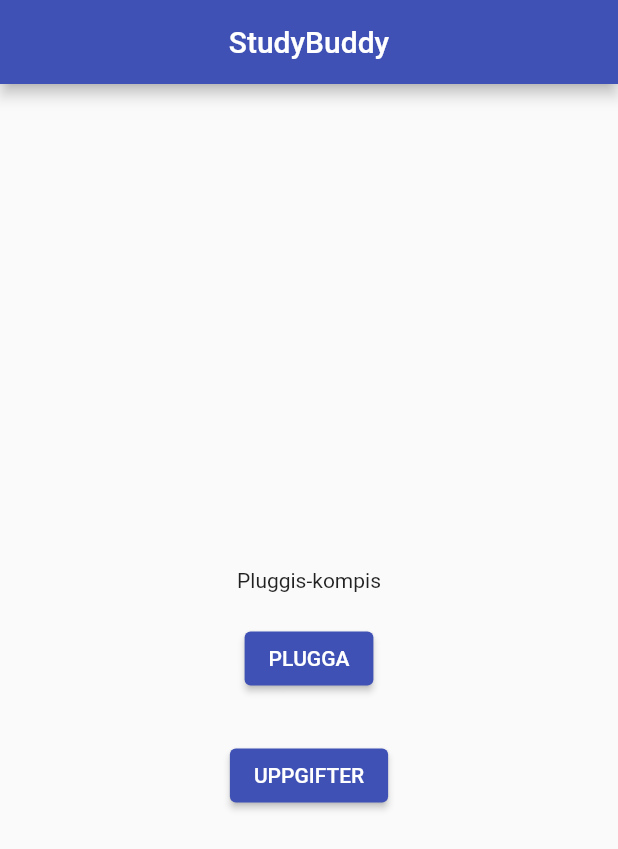
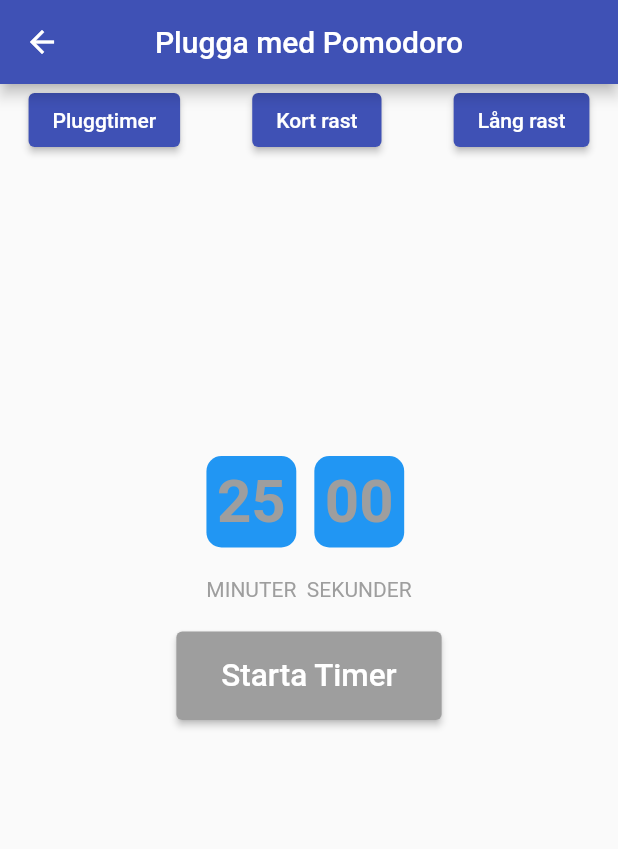
Before and after one commit to gu-tig169-ht21/Grupp-3, a Flutter app: the screen it shows after launch, after a tap on "PLUGGA", on a phone screen of 412 x 824 dp. Shown: the top 849 px of the screen. Run offline on Flutter 3.47's test engine with Material 2 defaults, Android fonts, the phone set to English and light mode, and no system bars; our stand-ins replace cloud_firestore, firebase_core, firebase_database, firebase_messaging, firebase_storage; accounts and stored records are empty.

Commit message:
helenaTimer

```diff
--- a/lib/views/homepageview.dart
+++ b/lib/views/homepageview.dart
@@ -1,5 +1,6 @@
 import 'package:flutter/material.dart';
 import 'package:my_first_app/views/taskview.dart';
+import 'package:my_first_app/views/timerviews/timerview.dart';
 
 class HomePage extends StatelessWidget {
   const HomePage({Key? key}) : super(key: key);
@@ -20,7 +21,10 @@ class HomePage extends StatelessWidget {
             const Text('Pluggis-kompis'),
             Container(height: 20),
             ElevatedButton(
-              onPressed: () {},
+              onPressed: () {
+                Navigator.push(context,
+                    MaterialPageRoute(builder: (context) => TimerView()));
+              },
               child: const Text('PLUGGA'),
             ),
             Container(height: 30),
--- /dev/null
+++ b/lib/views/timerviews/timerview.dart
@@ -0,0 +1,225 @@
+import 'dart:async';
+
+import 'package:flutter/cupertino.dart';
+import 'package:flutter/material.dart';
+import 'package:my_first_app/views/timerviews/secondtimer.dart';
+
+class TimerView extends StatefulWidget {
+  @override
+  State<TimerView> createState() => _TimerViewState();
+}
+
+class _TimerViewState extends State<TimerView> {
+
+  static const countDownDuration = Duration(minutes: 25, seconds: 0);
+  Duration duration = countDownDuration;
+
+  /*static const secondCountDownDuration = Duration(minutes: 5, seconds: 0);
+  Duration secondDuration = secondCountDownDuration;
+*/
+  Timer? timer;
+
+  bool countDown = true;
+  @override
+  void initstate() {
+    super.initState();
+    reset();
+  }
+
+  void reset() {
+    if (countDown) {
+      setState(() => duration = countDownDuration);
+    } else {
+      setState(() => duration = Duration());
+    }
+  }
+
+  void startTimer() {
+    timer = Timer.periodic(Duration(seconds: 1), (_) =>
+    addTime());
+  }
+
+  void addTime() {
+    final addSeconds = countDown ? -1 : 1;
+    setState(() {
+      final seconds = duration.inSeconds + addSeconds;
+      if (seconds < 0) {
+        timer?.cancel();
+      } else {
+        duration = Duration(seconds: seconds);
+      }
+    });
+  }
+
+  void stopTimer({bool resets = true}) {
+    if (resets) {
+      reset();
+    }
+    setState(() => timer?.cancel());
+  }
+
+  @override
+  Widget build(BuildContext context) {
+    final ButtonStyle style = ElevatedButton.styleFrom(
+                        padding: EdgeInsets.all(10.0),
+                        minimumSize: const Size(20.0, 20.0),
+                        );
+    return Scaffold(
+      appBar: AppBar(
+        centerTitle: true,
+        title: const Text('Plugga med Pomodoro'),
+      ),
+      body: Center(
+        child: Column(
+          children: [
+            buttonWidget(),
+            SizedBox(
+              height: 200,
+            ),
+            timeWidget(),
+            SizedBox(
+              height: 20,
+            ),
+            stopWidget(),
+
+          ],
+          ),
+      ),
+    );
+  }
+
+  Widget buttonWidget() {
+    final isLive = timer == null ? false : timer!.isActive;
+    final isDone = duration.inSeconds == 0;
+    return Row(
+    mainAxisAlignment: MainAxisAlignment.spaceEvenly,
+                children: [
+                  ElevatedButton(
+                    onPressed: () {
+                      if (isLive) {
+                      stopTimer();
+                    }
+                    },
+                    child: const Text('Pluggtimer'),
+
+                  ),
+                  Container(width: 10),
+                  ElevatedButton(
+                    onPressed: () {
+                     Navigator.push(context,
+                    MaterialPageRoute(builder: (context) => SecondTimer()));
+                    },
+                    child: const Text('Kort rast'),
+
+                  ),
+                  Container(width: 10),
+                  ElevatedButton(
+                    onPressed: () {},
+                    child: const Text('Lång rast'),
+
+                  ),
+                  ]
+  );
+  }
+
+  Widget timeWidget() {
+
+    String twoNumbers(int number) => number.toString().padLeft(2, '0');
+    final minutes = twoNumbers(duration.inMinutes.remainder(60));
+    final seconds = twoNumbers(duration.inSeconds.remainder(60));
+    return Row(
+      mainAxisAlignment: MainAxisAlignment.center,
+      children: [
+        timeWidgetCard(
+          time: minutes,
+          header: 'MINUTER',
+        ),
+        SizedBox(width: 7),
+        timeWidgetCard(
+          time: seconds,
+          header: 'SEKUNDER',
+        )
+      ],
+    );
+  }
+
+  Widget timeWidgetCard({required String time, required String header}) =>
+      Column(
+        mainAxisAlignment: MainAxisAlignment.center,
+        children: [
+          Container(
+            padding: EdgeInsets.all(7),
+            decoration: BoxDecoration(
+              color: Colors.blue,
+              borderRadius: BorderRadius.circular(10),
+            ),
+            child: Text(
+              time,
+              style: TextStyle(
+                  fontWeight: FontWeight.bold,
+                  color: Colors.grey,
+                  fontSize: 40),
+            ),
+          ),
+          SizedBox(height: 20),
+          Text(header, style: TextStyle(color: Colors.grey)),
+        ],
+      );
+
+  Widget stopWidget() {
+    final isLive = timer == null ? false : timer!.isActive;
+    final isDone = duration.inSeconds == 0;
+    return isLive || isDone
+       ? Row(
+         mainAxisAlignment: MainAxisAlignment.center,
+         children:[
+           ButtonWidget(
+            text: 'Pausa',
+            color: Colors.grey,
+            backgroundColor: Colors.white,
+            onClicked: () {
+              if (isLive) {
+                      stopTimer(resets: false);
+                    }
+
+            }),
+            SizedBox(width: 10),
+            ButtonWidget(text: 'Avbryt',
+            onClicked: () {
+              stopTimer();
+            })
+         ]
+       )
+            : ButtonWidget(text: 'Starta Timer', onClicked: (){
+              startTimer();
+            });
+
+
+  }
+}
+
+class ButtonWidget extends StatelessWidget {
+  final String text;
+  final Color color;
+  final Color backgroundColor;
+  final VoidCallback onClicked;
+
+  const ButtonWidget(
+      {Key? key,
+      required this.text,
+      required this.onClicked,
+      this.color = Colors.white,
+      this.backgroundColor = Colors.grey})
+      : super(key: key);
+  @override
+  Widget build(BuildContext context) => ElevatedButton(
+        style: ElevatedButton.styleFrom(
+            primary: backgroundColor,
+            padding: EdgeInsets.symmetric(horizontal: 30, vertical: 17)),
+        onPressed: onClicked,
+        child: Text(
+          text,
+          style: TextStyle(fontSize: 21, color: color),
+        ),
+      );
+}
```
Also changed, not shown: lib/views/timerviews/secondtimer.dart (added, +223 -0 lines).
